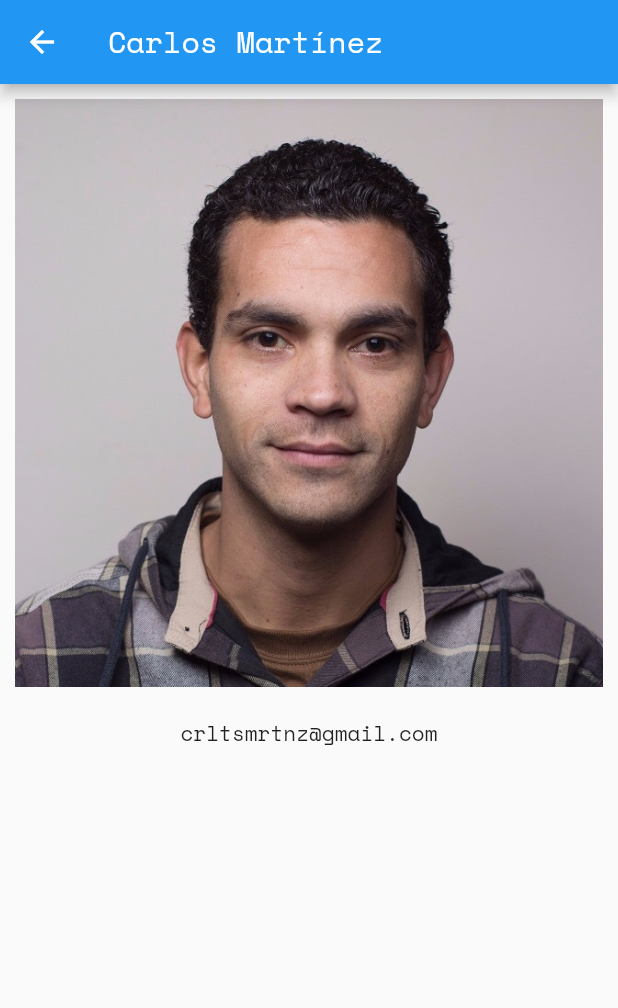
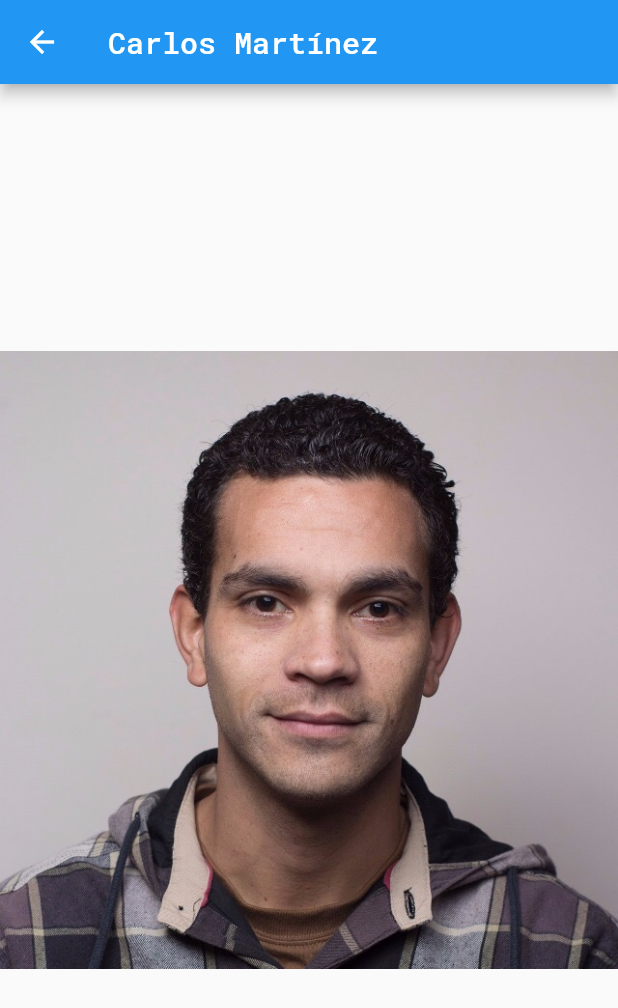
Before and after one commit to crltsmrtnz/crlts_mrtnz, a Flutter app: the screen it shows after launch, in the side drawer, after a tap on "Carlos Martínez", on a phone screen of 412 x 824 dp. Shown: the top 1008 px of the screen. Run offline on Flutter 3.47's test engine with Material 2 defaults, Android fonts, the light colour scheme and no system bars; our stand-ins replace google_fonts.

Commit message:
img pop up

```diff
--- a/lib/about.dart
+++ b/lib/about.dart
@@ -10,7 +10,6 @@ class About extends StatelessWidget {
         drawer: const NavBar(),
         appBar: AppBar(
           title: const Text("About me"),
-          backgroundColor: Colors.green,
         ),
         body: const Center(
           // Este Widget de texto usará la fuente RobotoMono
--- a/lib/home.dart
+++ b/lib/home.dart
@@ -10,7 +10,6 @@ class Home extends StatelessWidget {
         drawer: const NavBar(),
         appBar: AppBar(
           title: const Text("Home"),
-          backgroundColor: Colors.green,
         ),
         body: const Center(
           // Este Widget de texto usará la fuente RobotoMono
--- a/lib/main.dart
+++ b/lib/main.dart
@@ -5,6 +5,9 @@ import 'package:google_fonts/google_fonts.dart';
 void main() {
   runApp(const MyApp());
 }
+
+Color c = const Color(0xFF42A5F5);
+Color backgrounGray = const Color(0xff171d49);
 
 class MyApp extends StatelessWidget {
   const MyApp({super.key});
@@ -14,12 +17,12 @@ class MyApp extends StatelessWidget {
     return MaterialApp(
       title: 'Crlts Mrtnz',
       theme: ThemeData(
-        textTheme: GoogleFonts.spaceMonoTextTheme(
+        textTheme: GoogleFonts.robotoMonoTextTheme(
           Theme.of(context).textTheme,
         ),
 
         //brightness: Brightness.dark,
-        primaryColor: Colors.lightBlue[800],
+        primaryColor: Colors.grey[800],
       ),
       home: const Home(),
     );
--- a/lib/nav_bar.dart
+++ b/lib/nav_bar.dart
@@ -21,7 +21,7 @@ class NavBar extends StatelessWidget {
           onTap: () {
             Navigator.pop(context); // Close navigations
             Navigator.of(context).push(MaterialPageRoute(
-              builder: (context) => const UserPage(),
+              builder: (context) => const DetailScreen(),
             ));
           },
           child: Container(
@@ -30,21 +30,20 @@ class NavBar extends StatelessWidget {
               bottom: 24,
             ),
             child: Column(
-              children: const [
+              children: const <Widget>[
                 CircleAvatar(
-                  radius: 52,
-                  backgroundImage: AssetImage('assets/img/CrltsMrtnz.png'),
+                  child: MainScreen(),
                 ),
                 SizedBox(
                   height: 12,
                 ),
                 Text(
                   "Carlos Martínez",
-                  style: TextStyle(fontSize: 28, color: Colors.white),
+                  style: TextStyle(fontSize: 22, color: Colors.white),
                 ),
                 Text(
                   "crltsmrtnz@gmail.com",
-                  style: TextStyle(fontSize: 16, color: Colors.white),
+                  style: TextStyle(fontSize: 12, color: Colors.white),
                 )
               ],
             ),
--- a/lib/porfolio.dart
+++ b/lib/porfolio.dart
@@ -10,7 +10,6 @@ class Porfolio extends StatelessWidget {
         drawer: const NavBar(),
         appBar: AppBar(
           title: const Text("Porfolio"),
-          backgroundColor: Colors.green,
         ),
         body: const Center(
           // Este Widget de texto usará la fuente RobotoMono
--- a/lib/user_page.dart
+++ b/lib/user_page.dart
@@ -26,3 +26,66 @@ class UserPage extends StatelessWidget {
         ),
       ));
 }
+
+class HeroApp extends StatelessWidget {
+  const HeroApp({super.key});
+
+  @override
+  Widget build(BuildContext context) {
+    return MaterialApp(
+      home: Container(
+        padding: const EdgeInsets.all(20.0),
+        child: const MainScreen(),
+      ),
+    );
+  }
+}
+
+class MainScreen extends StatelessWidget {
+  const MainScreen({super.key});
+
+  @override
+  Widget build(BuildContext context) {
+    return Scaffold(
+      body: GestureDetector(
+        onTap: () {
+          Navigator.push(context, MaterialPageRoute(builder: (context) {
+            return const DetailScreen();
+          }));
+        },
+        child: Hero(
+          tag: 'imageHero',
+          child: Image.asset(
+            'assets/img/CrltsMrtnz.png',
+            width: 200.0,
+            height: 300.0,
+          ),
+        ),
+      ),
+    );
+  }
+}
+
+class DetailScreen extends StatelessWidget {
+  const DetailScreen({super.key});
+
+  @override
+  Widget build(BuildContext context) {
+    return Scaffold(
+      appBar: AppBar(
+        title: const Text('Carlos Martínez'),
+      ),
+      body: GestureDetector(
+        onTap: () {
+          Navigator.pop(context);
+        },
+        child: Center(
+          child: Hero(
+            tag: 'imageHero',
+            child: Image.asset('assets/img/CrltsMrtnz.png'),
+          ),
+        ),
+      ),
+    );
+  }
+}
```
Also changed, not shown: pubspec.lock.
